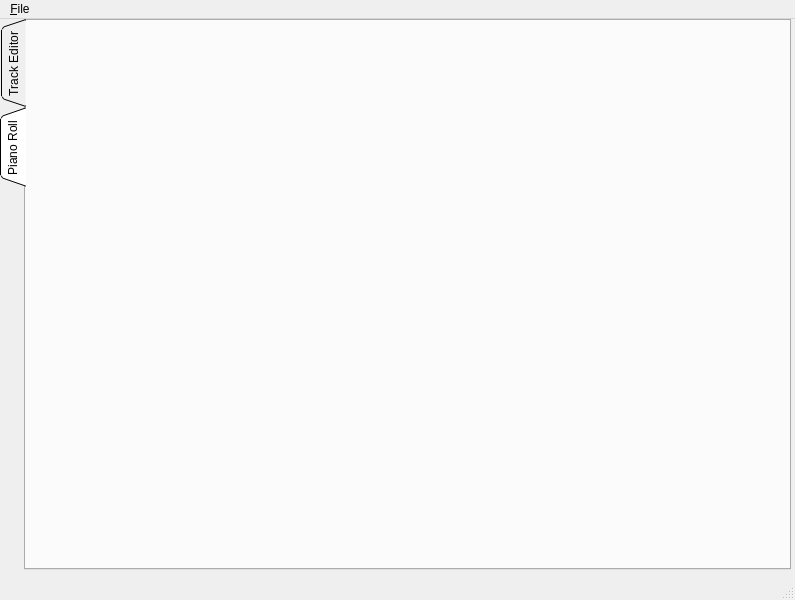
This is mainwindow.ui in pythonleo/ProjektVocho as Qt 5 draws it before an edit. The edited form follows.
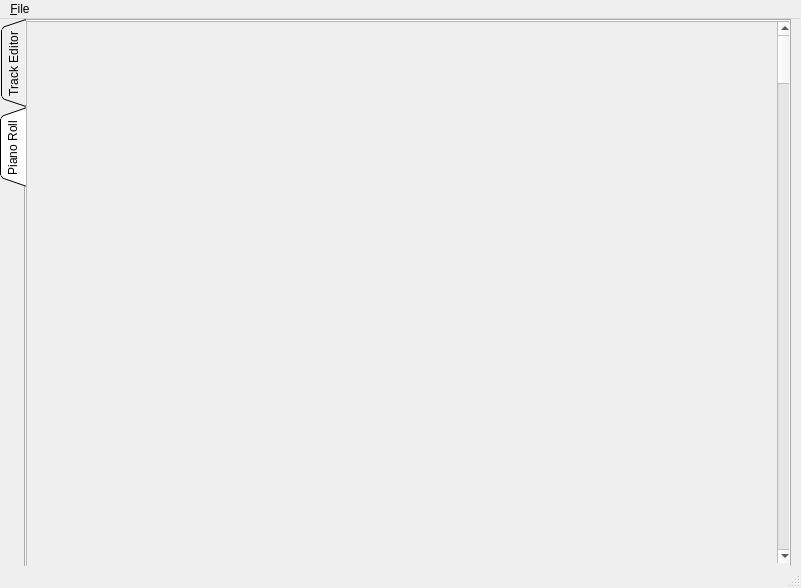
This is the edited form. The open tabs and pages were chosen to show the change. Icons and pictures are not drawn.

Commit message: Piano roll UI (not finished)

```diff
--- a/mainwindow.ui
+++ b/mainwindow.ui
@@ -6,8 +6,8 @@
    <rect>
     <x>0</x>
     <y>0</y>
-    <width>795</width>
-    <height>600</height>
+    <width>801</width>
+    <height>588</height>
    </rect>
   </property>
   <property name="windowTitle">
@@ -56,6 +56,55 @@
      <attribute name="title">
       <string>Piano Roll</string>
      </attribute>
+     <widget class="QScrollArea" name="scrollArea">
+      <property name="geometry">
+       <rect>
+        <x>0</x>
+        <y>0</y>
+        <width>771</width>
+        <height>551</height>
+       </rect>
+      </property>
+      <property name="widgetResizable">
+       <bool>true</bool>
+      </property>
+      <widget class="QWidget" name="scrollAreaWidgetContents">
+       <property name="geometry">
+        <rect>
+         <x>0</x>
+         <y>0</y>
+         <width>769</width>
+         <height>549</height>
+        </rect>
+       </property>
+       <widget class="QLabel" name="label">
+        <property name="geometry">
+         <rect>
+          <x>0</x>
+          <y>-1040</y>
+          <width>181</width>
+          <height>1681</height>
+         </rect>
+        </property>
+        <property name="text">
+         <string>&lt;html&gt;&lt;head&gt;&lt;head/&gt;&lt;body&gt;&lt;p&gt;&lt;img src=&quot;:/piano_roll/piano_roll.png&quot;/&gt;&lt;/p&gt;&lt;/body&gt;&lt;/html&gt;</string>
+        </property>
+       </widget>
+       <widget class="QScrollBar" name="verticalScrollBar">
+        <property name="geometry">
+         <rect>
+          <x>750</x>
+          <y>0</y>
+          <width>16</width>
+          <height>541</height>
+         </rect>
+        </property>
+        <property name="orientation">
+         <enum>Qt::Vertical</enum>
+        </property>
+       </widget>
+      </widget>
+     </widget>
     </widget>
    </widget>
   </widget>
@@ -64,7 +113,7 @@
     <rect>
      <x>0</x>
      <y>0</y>
-     <width>795</width>
+     <width>801</width>
      <height>22</height>
     </rect>
    </property>
```
Left out of the diff: 7 changed lines with no effect on the pictures. The commit also changes 5 other files.
